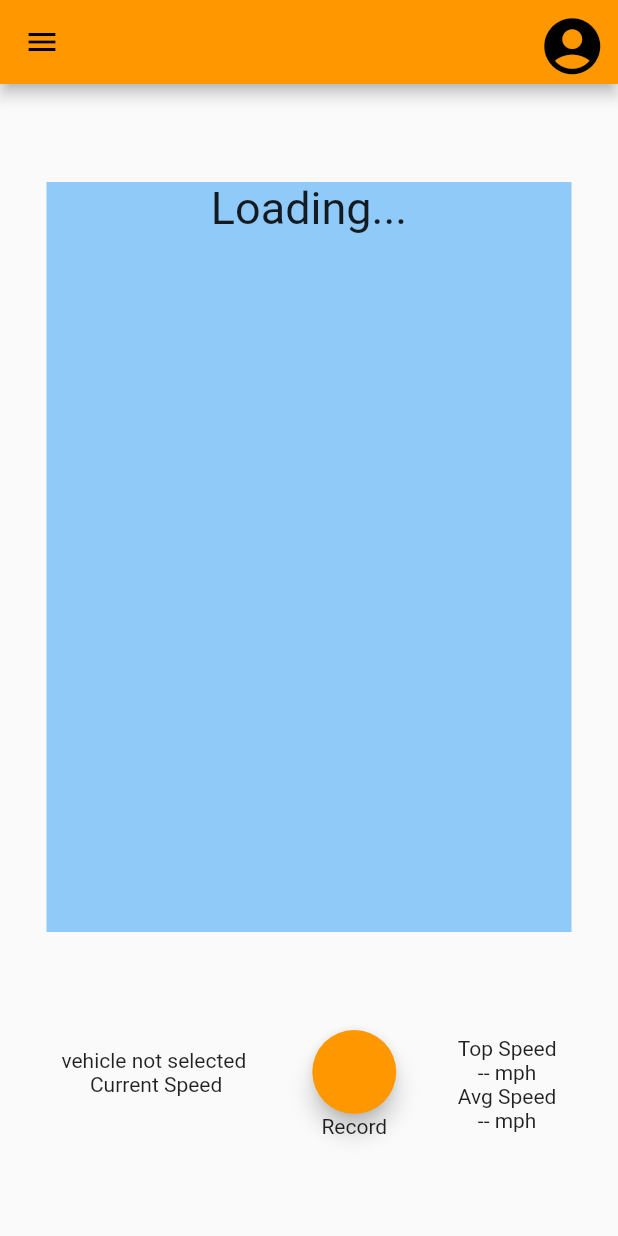
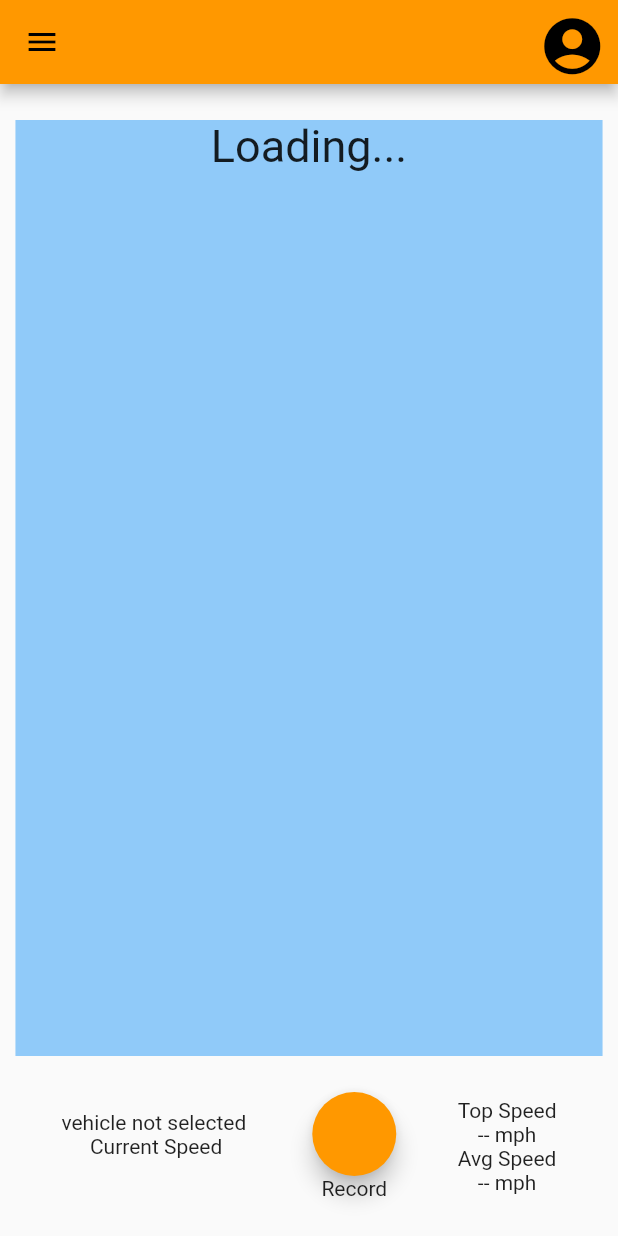
Before and after one commit to El-Groupo/RideOn, a Flutter app: the MyHomePage screen opened directly with empty values, on a phone screen of 412 x 824 dp. Run offline on Flutter 3.47's test engine with Material 2 defaults, Android fonts, the phone set to English and light mode, and no system bars; our stand-ins replace firebase_auth, firebase_core, firebase_database, google_maps_flutter, location; accounts and stored records are empty; statements that could not run were skipped.

Commit message:
Made all maps relatively sized

```diff
--- a/ride_on/ride_on/lib/screens/home.dart
+++ b/ride_on/ride_on/lib/screens/home.dart
@@ -58,7 +58,7 @@ class _MyHomePageState extends State<MyHomePage>
   //static String myToy = "big red";
   Timer _everySecond; //recording frequency timer
   DatabaseReference vehicleRef = FirebaseDatabase.instance.reference().child("vehicle");
-
+  var displayLoc;
 
 
 
@@ -184,12 +184,10 @@ class _MyHomePageState extends State<MyHomePage>
   {
     LocationData currentLocation;
 
-    try
-    {
+    try {
       currentLocation = await location.getLocation();
     }
-    catch (e)
-    {
+    catch (e) {
       currentLocation = null;
     }
 
@@ -208,6 +206,7 @@ class _MyHomePageState extends State<MyHomePage>
         //});
         currRide.incRideTime();
         currRide.addDistance(userLocation.speed);
+        displayLoc = LatLng(userLocation.latitude, userLocation.longitude);
       }
     });
   }
@@ -377,14 +376,14 @@ class _MyHomePageState extends State<MyHomePage>
           children: <Widget>[
             Container(
               constraints: BoxConstraints.expand(
-                width: 350,                           //FIXME - Magic number
-                height: 500,                          //FIXME - Magic number
+                width: MediaQuery.of(context).size.width*.95,                           //FIXME - Magic number
+                height: MediaQuery.of(context).size.height-200,                          //FIXME - Magic number
               ),
               decoration: BoxDecoration(color: Colors.blue[200]),
               child: FutureBuilder(
                 future: _getCurrLocation(),
                 builder: (context, AsyncSnapshot<LocationData> currLoc) {
-                  var displayLoc;
+//                  var displayLoc;
                   if (currLoc.hasData) {
                     displayLoc = LatLng(currLoc.data.latitude, currLoc.data.longitude);
                     return GoogleMap(
@@ -564,6 +563,7 @@ class _MyHomePageState extends State<MyHomePage>
           currRide.setName(mySingleton.getToys()[index].getNickname());
           setCurrentVehicle(mySingleton.getToys()[index]);
         });
+        Navigator.pop(context);
       },
 
       child: Container(
--- a/ride_on/ride_on/lib/screens/ride.dart
+++ b/ride_on/ride_on/lib/screens/ride.dart
@@ -78,7 +78,9 @@ class RideRoute extends StatelessWidget
           mainAxisAlignment: MainAxisAlignment.spaceEvenly,
           children: <Widget>[
             Container(
-              constraints: BoxConstraints.expand(width: 350, height: 500),
+              constraints: BoxConstraints.expand(
+                  width: MediaQuery.of(context).size.width*.95,
+                  height: MediaQuery.of(context).size.width*.5),
               decoration: BoxDecoration(color: Colors.blue[200]),
                  child: GoogleMap(
                       onMapCreated: _onMapCreated,
```
Also changed, not shown: ride_on/ride_on/pubspec.lock.
